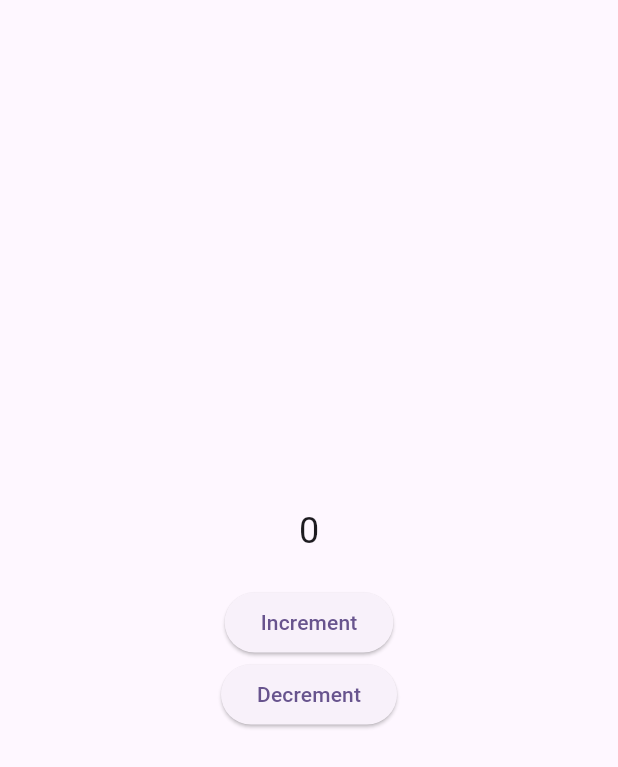
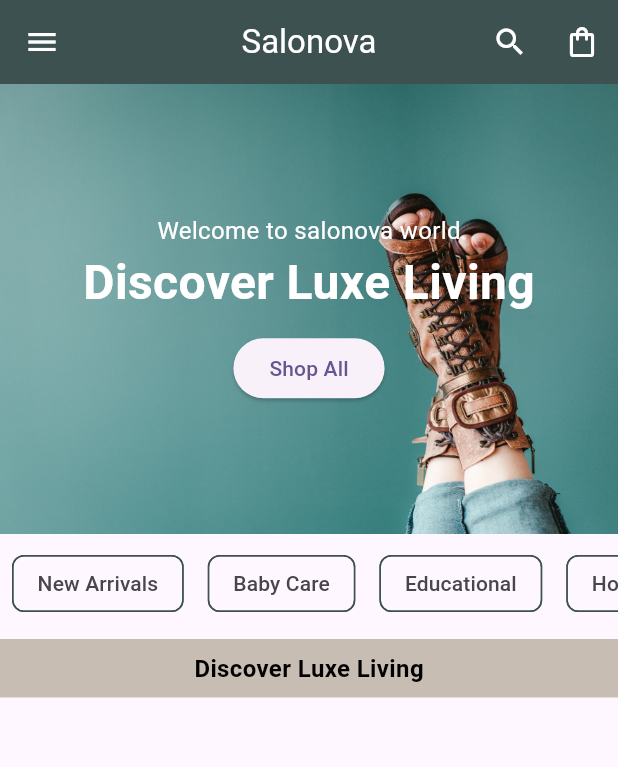
Before and after one commit to Deepakcodez/Salonova, a Flutter app: the screen it shows after launch, on a phone screen of 412 x 824 dp. Shown: the top 767 px of the screen. Run offline on Flutter 3.47's test engine with Material 3 defaults, Android fonts, the phone set to English and light mode, and no system bars; our stand-ins replace flutter_screenutil, get, google_fonts.

Commit message:
feat : home page

```diff
--- a/lib/app/routes/app_pages.dart
+++ b/lib/app/routes/app_pages.dart
@@ -1,7 +1,7 @@
 
 abstract class Routes {
-  static const INITIAL = '/';
-  static const HOME = '/home';
-  static const LOGIN = '/login';
-  static const CADASTRO = '/cadastro';
+  static const initial = '/splash';
+  static const home = '/home';
+  static const login = '/login';
+  static const cadastro = '/cadastro';
 }
--- a/lib/app/routes/app_routes.dart
+++ b/lib/app/routes/app_routes.dart
@@ -2,15 +2,21 @@ import 'package:get/get.dart';
 import 'package:salonova/app/bindings/app_bindings.dart';
 import 'package:salonova/views/home/home_view.dart';
 import 'package:salonova/app/routes/app_pages.dart';
+import 'package:salonova/views/splash_view.dart';
 
 class AppPages {
   static final pages = [
     GetPage(
-      name: Routes.HOME,
+      name: Routes.home,
       page: () => HomeView(),
       binding: AppBindings(),
       // transition: Transition.fade,
       // transitionDuration: const Duration(milliseconds: 500),
+    ),
+      GetPage(
+      name: Routes.initial,
+      page: () => SplashView(),
+      binding: AppBindings(),
     ),
     // GetPage(
     //   name: Routes.LOGIN,
--- a/lib/app/utils/custom_colors.dart
+++ b/lib/app/utils/custom_colors.dart
@@ -8,4 +8,6 @@ class CustomColors {
   static const Color scafoldBgColor = Color(0xFFF4F4F4);
 
   static const Color btnColor = Color(0xFFB7ACA2);
+  static const Color mainColor = Color(0xFF3D5250);
+
 }
--- a/lib/main.dart
+++ b/lib/main.dart
@@ -1,4 +1,5 @@
 import 'package:flutter/material.dart';
+import 'package:flutter_screenutil/flutter_screenutil.dart';
 import 'package:get/get.dart';
 import 'package:salonova/app/bindings/app_bindings.dart';
 import 'package:salonova/app/routes/app_pages.dart';
@@ -14,8 +15,11 @@ class MyApp extends StatelessWidget {
 
   // This widget is the root of your application.
   @override
-  Widget build(BuildContext context) {
-    return GetMaterialApp(
+  Widget build(BuildContext context) => ScreenUtilInit(
+        designSize: const Size(375, 812),
+        minTextAdapt: true,
+        splitScreenMode: true,
+        builder: (context, child) => GetMaterialApp(
       title: 'Flutter Demo',
       theme: ThemeData(
         colorScheme: ColorScheme.fromSeed(seedColor: Colors.deepPurple),
@@ -23,8 +27,11 @@ class MyApp extends StatelessWidget {
       getPages: AppPages.pages,
       initialBinding: AppBindings(),
       debugShowCheckedModeBanner: false,
-      initialRoute: Routes.HOME,
-      home: HomeView(),
-    );
-  }
+      initialRoute: Routes.initial,
+      home: child,
+    ),
+    child: const HomeView(),
+  );
+
+
 }
--- /dev/null
+++ b/lib/views/home/home_banner.dart
@@ -0,0 +1,47 @@
+import 'package:flutter/material.dart';
+
+class HomeBanner extends StatefulWidget {
+  const HomeBanner({super.key});
+
+  @override
+  State<HomeBanner> createState() => _HomeBannerState();
+}
+
+class _HomeBannerState extends State<HomeBanner> {
+  @override
+  Widget build(BuildContext context) {
+    return Container(
+      height: 300,
+      width: double.infinity,
+      decoration: BoxDecoration(
+        image: DecorationImage(
+          fit: BoxFit.cover,
+          image: AssetImage("assets/images/banner.webp"),
+        ),
+      ),
+
+      child: Center(
+        child: Column(
+          mainAxisAlignment: MainAxisAlignment.center,
+          children: [
+            Text(
+              "Welcome to salonova world",
+              style: TextStyle(color: Colors.white, fontSize: 16),
+            ),
+            Text(
+              "Discover Luxe Living",
+              style: TextStyle(
+                color: Colors.white,
+                fontSize: 32,
+                fontWeight: FontWeight.bold,
+              ),
+            ),
+
+            SizedBox(height: 10),
+            ElevatedButton(onPressed: () {}, child: Text("Shop All")),
+          ],
+        ),
+      ),
+    );
+  }
+}
--- /dev/null
+++ b/lib/views/home/home_categories.dart
@@ -0,0 +1,61 @@
+import 'package:flutter/material.dart';
+import 'package:salonova/app/utils/custom_colors.dart';
+
+class HomeCategories extends StatefulWidget {
+  const HomeCategories({super.key});
+
+  @override
+  State<HomeCategories> createState() => _HomeCategoriesState();
+}
+
+class _HomeCategoriesState extends State<HomeCategories> {
+  final List<String> categories = [
+    "New Arrivals",
+    "Baby Care",
+    "Educational",
+    "Home & Kitchen",
+    "Electronics",
+    "Hardware",
+    "Sports",
+  ];
+
+  @override
+  Widget build(BuildContext context) {
+    return Column(
+      crossAxisAlignment: CrossAxisAlignment.start,
+      children: [
+        SizedBox(
+          height: 50,
+          child: ListView.builder(
+            itemCount: categories.length,
+            scrollDirection: Axis.horizontal,
+            itemBuilder: (context, index) {
+              return Padding(
+                padding: EdgeInsets.symmetric(horizontal: 8),
+                child: Chip(
+                  label: Text(categories[index]),
+                  side: BorderSide(color: CustomColors.mainColor),
+                ),
+              );
+            },
+          ),
+        ),
+        SizedBox(height: 12),
+        Container(
+          width: double.infinity,
+          color: const Color(0xFFC8BDB3),
+          padding: const EdgeInsets.symmetric(vertical: 8),
+          alignment: Alignment.center,
+          child: const Text(
+            "Discover Luxe Living",
+            style: TextStyle(
+              fontWeight: FontWeight.bold,
+              color: Colors.black,
+              fontSize: 16,
+            ),
+          ),
+        ),
+      ],
+    );
+  }
+}
--- a/lib/views/home/home_view.dart
+++ b/lib/views/home/home_view.dart
@@ -1,7 +1,9 @@
 import 'package:flutter/material.dart';
 import 'package:get/get.dart';
-import 'package:salonova/app/bindings/app_bindings.dart';
 import 'package:salonova/app/controllers/home_view_controller.dart';
+import 'package:salonova/app/utils/custom_colors.dart';
+import 'package:salonova/views/home/home_banner.dart';
+import 'package:salonova/views/home/home_categories.dart';
 
 class HomeView extends StatelessWidget {
   const HomeView({super.key});
@@ -9,26 +11,27 @@ class HomeView extends StatelessWidget {
   @override
   Widget build(BuildContext context) {
     return Scaffold(
+      appBar: AppBar(
+        backgroundColor: CustomColors.mainColor,
+        centerTitle: true,
+        leading: Icon(Icons.menu, color: Colors.white),
+        title: const Text('Salonova', style: TextStyle(color: Colors.white)),
+        actions: [
+          IconButton(
+            onPressed: () {},
+            icon: Icon(Icons.search, color: Colors.white),
+          ),
+          IconButton(
+            onPressed: () {},
+            icon: Icon(Icons.shopping_bag_outlined, color: Colors.white),
+          ),
+        ],
+      ),
       body: Center(
         child: GetBuilder<HomeViewController>(
           builder: (controller) {
             return Column(
-              mainAxisAlignment: MainAxisAlignment.center,
-              children: [
-                Text(
-                  homeViewController.counter.value.toString(),
-                  style: TextStyle(fontSize: 24),
-                ),
-                SizedBox(height: 20),
-                ElevatedButton(
-                  onPressed: homeViewController.incrementCounter,
-                  child: const Text('Increment'),
-                ),
-                ElevatedButton(
-                  onPressed: homeViewController.decrementCounter,
-                  child: const Text('Decrement'),
-                ),
-              ],
+              children: [HomeBanner(), SizedBox(height: 8), HomeCategories()],
             );
           },
         ),
--- /dev/null
+++ b/lib/views/splash_view.dart
@@ -0,0 +1,46 @@
+import 'package:flutter/material.dart';
+import 'package:get/get.dart';
+import 'package:salonova/app/utils/custom_colors.dart';
+import 'package:salonova/views/home/home_view.dart';
+
+class SplashView extends StatefulWidget {
+  const SplashView({super.key});
+
+  @override
+  State<SplashView> createState() => _SplashViewState();
+}
+
+class _SplashViewState extends State<SplashView> {
+  @override
+  void initState() {
+    super.initState();
+    // Navigate to HomeView after 2 seconds using GetX
+    Future.delayed(const Duration(seconds: 2), () {
+      Get.off(() => const HomeView());
+      // Or use named routes if configured:
+      // Get.offNamed('/home');
+    });
+  }
+
+  @override
+  Widget build(BuildContext context) {
+    return Scaffold(
+      backgroundColor: CustomColors.mainColor,
+      body: Center(
+        child: Column(
+          mainAxisAlignment: MainAxisAlignment.center,
+          children: [
+            const Text(
+              'Salonova',
+              style: TextStyle(
+                fontSize: 50,
+                fontFamily: 'Poppins-Medium',
+                color: Colors.white,
+              ),
+            ),
+          ],
+        ),
+      ),
+    );
+  }
+}
--- a/pubspec.yaml
+++ b/pubspec.yaml
@@ -63,9 +63,8 @@ flutter:
   uses-material-design: true
 
   # To add assets to your application, add an assets section, like this:
-  # assets:
-  #   - images/a_dot_burr.jpeg
-  #   - images/a_dot_ham.jpeg
+  assets:
+   - assets/images/banner.webp
 
   # An image asset can refer to one or more resolution-specific "variants", see
   # https://flutter.dev/to/resolution-aware-images
```
Also changed, not shown: assets/images/banner.webp (added), pubspec.lock, 1 other file.
